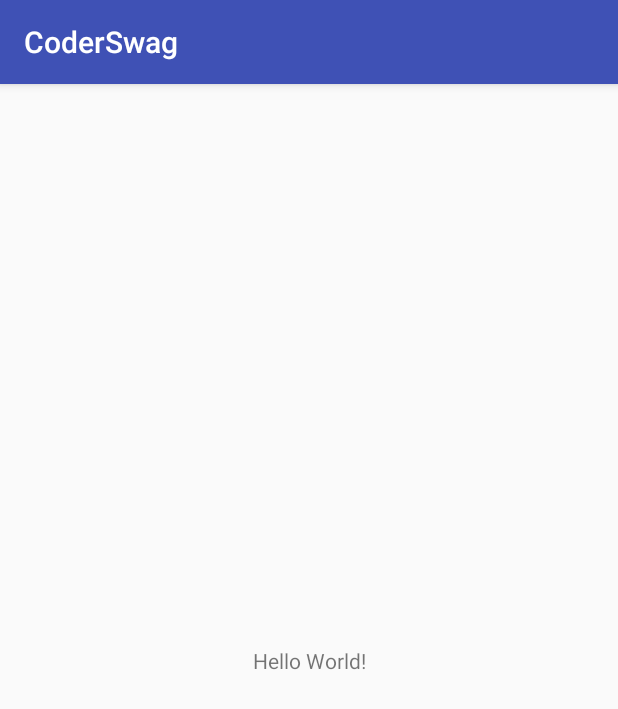
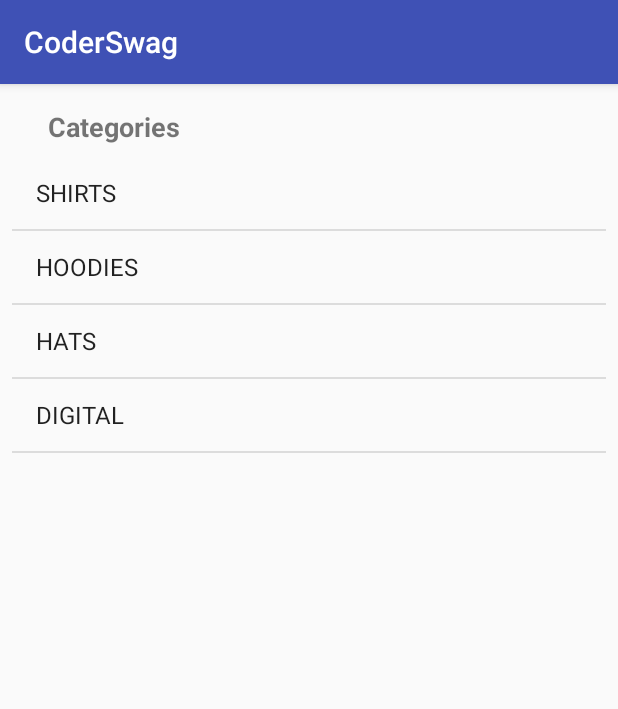
Before and after one commit to EngMohamedOsama/CoderSwag, an Android app: the screen it shows after launch (MainActivity), on a phone screen of 412 x 824 dp. Shown: the top 709 px of the screen. Run offline under Robolectric (Android 15) with nearby library versions, the phone set to English and light mode, and no system bars.

Commit message:
create basic listView

```diff
--- a/app/build.gradle
+++ b/app/build.gradle
@@ -25,7 +25,7 @@ android {
 dependencies {
     implementation fileTree(dir: 'libs', include: ['*.jar'])
     implementation"org.jetbrains.kotlin:kotlin-stdlib-jdk7:$kotlin_version"
-    implementation 'com.android.support:appcompat-v7:28.0.0-rc02'
+    implementation 'com.android.support:appcompat-v7:28.0.0-alpha1'
     implementation 'com.android.support.constraint:constraint-layout:1.1.2'
     testImplementation 'junit:junit:4.12'
     androidTestImplementation 'com.android.support.test:runner:1.0.2'
--- a/app/src/main/java/com/example/mohamedosama/coderswag/controller/MainActivity.kt
+++ b/app/src/main/java/com/example/mohamedosama/coderswag/controller/MainActivity.kt
@@ -2,12 +2,20 @@ package com.example.mohamedosama.coderswag.controller
 
 import android.support.v7.app.AppCompatActivity
 import android.os.Bundle
+import android.widget.ArrayAdapter
 import com.example.mohamedosama.coderswag.R
+import com.example.mohamedosama.coderswag.model.Categories
+import com.example.mohamedosama.coderswag.services.dataService
+import kotlinx.android.synthetic.main.activity_main.*
 
 class MainActivity : AppCompatActivity() {
 
+    lateinit var adaptor: ArrayAdapter<Categories>
     override fun onCreate(savedInstanceState: Bundle?) {
         super.onCreate(savedInstanceState)
         setContentView(R.layout.activity_main)
+        adaptor = ArrayAdapter(this, android.R.layout.simple_list_item_1, dataService.categories)
+
+        categoryList.adapter = adaptor
     }
 }
--- a/app/src/main/java/com/example/mohamedosama/coderswag/model/Categories.kt
+++ b/app/src/main/java/com/example/mohamedosama/coderswag/model/Categories.kt
@@ -1,3 +1,7 @@
 package com.example.mohamedosama.coderswag.model
 
-class Categories(val name: String, val image: String)
+class Categories(val name: String, val image: String){
+    override fun toString(): String {
+        return name
+    }
+}
--- a/app/src/main/res/layout/activity_main.xml
+++ b/app/src/main/res/layout/activity_main.xml
@@ -7,12 +7,31 @@
     tools:context=".controller.MainActivity">
 
     <TextView
+        android:id="@+id/textView"
         android:layout_width="wrap_content"
         android:layout_height="wrap_content"
-        android:text="Hello World!"
-        app:layout_constraintBottom_toBottomOf="parent"
+        android:layout_marginBottom="8dp"
+        android:layout_marginLeft="16dp"
+        android:layout_marginTop="16dp"
+        android:text="Categories"
+        android:textSize="18sp"
+        android:textStyle="bold"
+        app:layout_constraintBottom_toTopOf="@+id/categoryList"
+        app:layout_constraintHorizontal_bias="0.051"
         app:layout_constraintLeft_toLeftOf="parent"
         app:layout_constraintRight_toRightOf="parent"
         app:layout_constraintTop_toTopOf="parent" />
 
+    <ListView
+        android:id="@+id/categoryList"
+        android:layout_width="0dp"
+        android:layout_height="0dp"
+        android:layout_marginBottom="8dp"
+        android:layout_marginEnd="8dp"
+        android:layout_marginStart="8dp"
+        app:layout_constraintBottom_toBottomOf="parent"
+        app:layout_constraintEnd_toEndOf="parent"
+        app:layout_constraintStart_toStartOf="parent"
+        app:layout_constraintTop_toBottomOf="@+id/textView" />
+
 </android.support.constraint.ConstraintLayout>
```
Also changed, not shown: app/src/main/res/layout/category_list_item.xml (added, +33 -0 lines).
